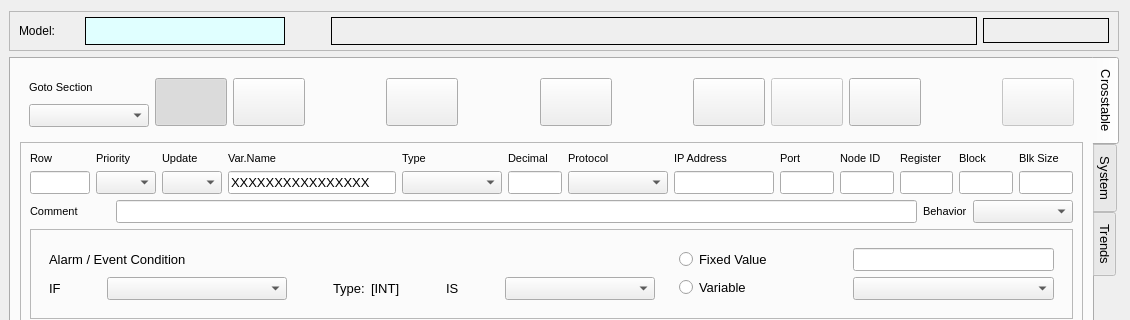
Qt form cte/ctedit.ui (MECTsrl/mect_plugins) before a commit; both pictures show x 0 to 1130 and y 0 to 320 of the 1130 by 822 pixel window.
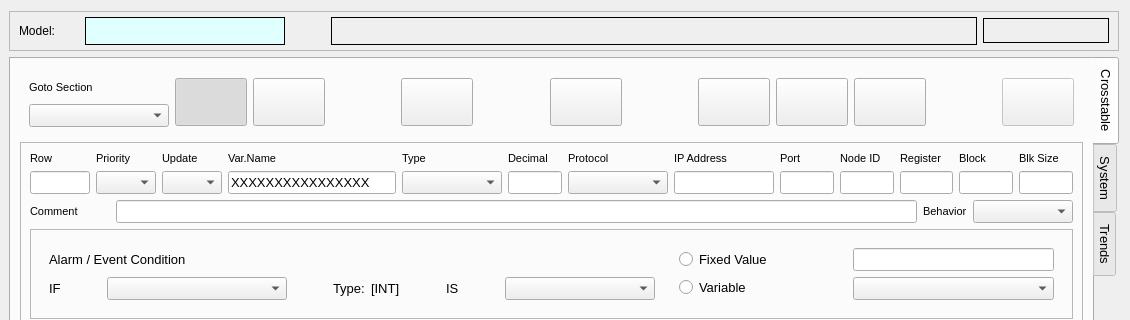
The same form after that commit. Icons and pictures are not drawn.

The edit to the form file:
```diff
--- a/cte/ctedit.ui
+++ b/cte/ctedit.ui
@@ -313,7 +313,7 @@
                <widget class="QComboBox" name="cboSections">
                 <property name="minimumSize">
                  <size>
-                  <width>120</width>
+                  <width>140</width>
                   <height>0</height>
                  </size>
                 </property>
@@ -605,7 +605,7 @@
             <item>
              <widget class="QPushButton" name="cmdSave">
               <property name="enabled">
-               <bool>false</bool>
+               <bool>true</bool>
               </property>
               <property name="minimumSize">
                <size>
```
Left out of the diff: 18 changed lines with no effect on the pictures.
